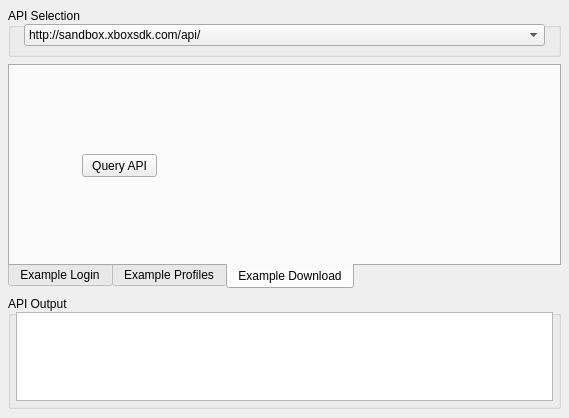
First picture: the form in xboxsdk.ui, repository xboxsdk/XboxSDK-API-Example-CPP, before the edit.
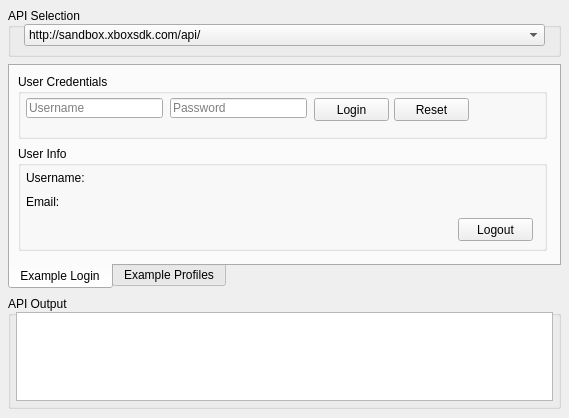
Second picture: the form after the edit. The open tabs and pages were chosen to show the change. Icons and pictures are not drawn.

Diff of the .ui file:
```diff
--- a/xboxsdk.ui
+++ b/xboxsdk.ui
@@ -10,6 +10,24 @@
     <height>418</height>
    </rect>
   </property>
+  <property name="sizePolicy">
+   <sizepolicy hsizetype="Fixed" vsizetype="Fixed">
+    <horstretch>0</horstretch>
+    <verstretch>0</verstretch>
+   </sizepolicy>
+  </property>
+  <property name="minimumSize">
+   <size>
+    <width>569</width>
+    <height>418</height>
+   </size>
+  </property>
+  <property name="maximumSize">
+   <size>
+    <width>569</width>
+    <height>418</height>
+   </size>
+  </property>
   <property name="windowTitle">
    <string>XboxSDK</string>
   </property>
@@ -251,24 +269,6 @@
       </property>
      </widget>
     </widget>
-    <widget class="QWidget" name="tab_3">
-     <attribute name="title">
-      <string>Example Download</string>
-     </attribute>
-     <widget class="QPushButton" name="pushButton">
-      <property name="geometry">
-       <rect>
-        <x>72</x>
-        <y>88</y>
-        <width>75</width>
-        <height>23</height>
-       </rect>
-      </property>
-      <property name="text">
-       <string>Query API</string>
-      </property>
-     </widget>
-    </widget>
    </widget>
    <widget class="QGroupBox" name="groupBox">
     <property name="geometry">
```
Left out of the diff: 14 changed lines with no effect on the pictures.
